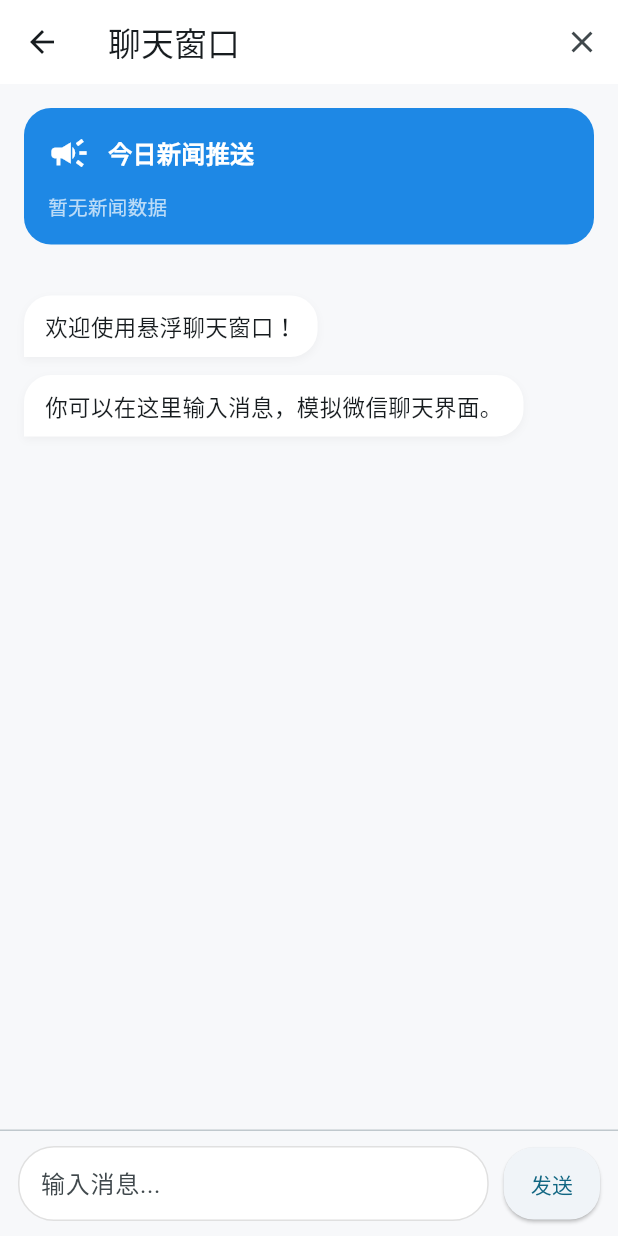
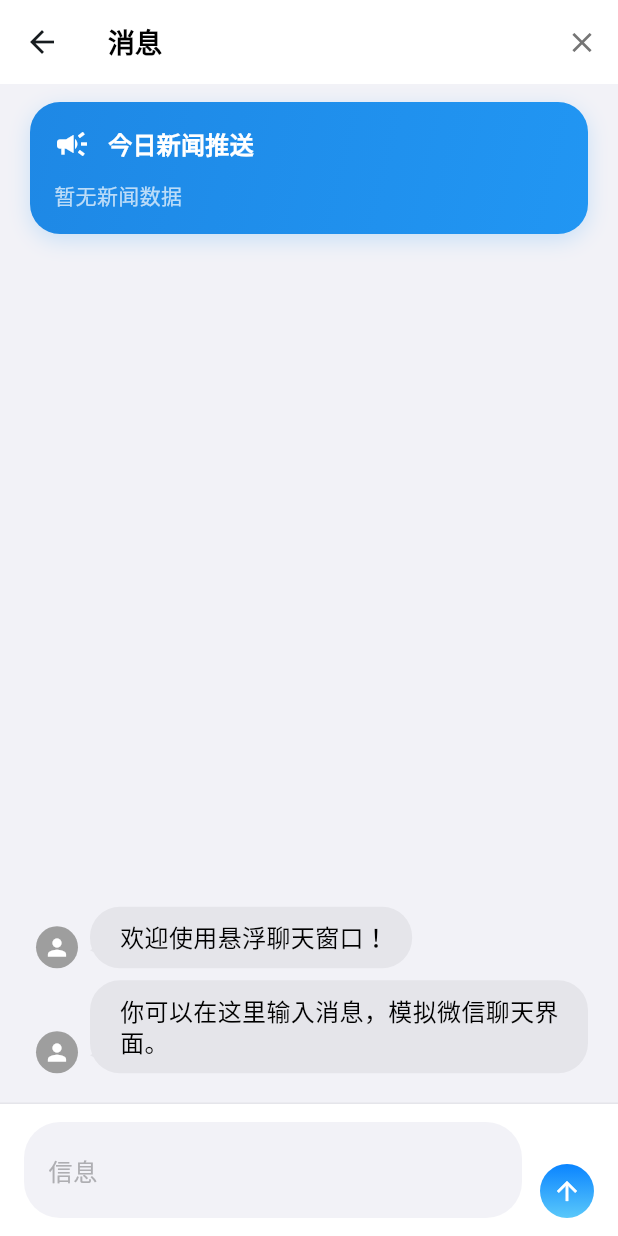
Before and after one commit to baiyideheimodao/news-chatbot, a Flutter app: the ChatPage screen opened directly, on a phone screen of 412 x 824 dp. Run offline on Flutter 3.47's test engine with Material 3 defaults, Android fonts, the phone set to English and light mode, and no system bars; missing offline and left inert: window_manager; network calls fail; statements that could not run were skipped.

```diff
--- a/lib/main.dart
+++ b/lib/main.dart
@@ -357,7 +357,7 @@ class _ChatPageState extends State<ChatPage> {
 
   void _scrollToBottom() {
     if (_scrollController.hasClients) {
-      _scrollController.jumpTo(_scrollController.position.maxScrollExtent);
+      _scrollController.jumpTo(_scrollController.position.minScrollExtent);
     }
   }
 
@@ -590,16 +590,36 @@ class _ChatPageState extends State<ChatPage> {
 
   @override
   Widget build(BuildContext context) {
-    return Scaffold(
-      backgroundColor: const Color(0xFFF7F8FA),
+    return GestureDetector(
+      onPanStart: (_) => windowManager.startDragging(),
+      child: Scaffold(
+        backgroundColor: const Color(0xFFF2F2F7),
         appBar: AppBar(
           elevation: 0,
           backgroundColor: Colors.white,
-        title: const Text('聊天窗口'),
+          title: GestureDetector(
+            onPanStart: (_) => windowManager.startDragging(),
+            onDoubleTap: () async {
+              if (await windowManager.isMaximized()) {
+                await windowManager.unmaximize();
+              } else {
+                await windowManager.maximize();
+              }
+            },
+            child: const Text(
+              '消息',
+              style: TextStyle(
+                fontSize: 18,
+                fontWeight: FontWeight.w600,
+                color: Colors.black,
+              ),
+            ),
+          ),
           actions: [
             IconButton(
-            icon: const Icon(Icons.close),
+              icon: const Icon(Icons.close, size: 22),
               onPressed: _closeChat,
+              color: Colors.grey[600],
             ),
           ],
         ),
@@ -609,13 +629,14 @@ class _ChatPageState extends State<ChatPage> {
           Expanded(
             child: ListView.builder(
               controller: _scrollController,
-              padding: const EdgeInsets.symmetric(horizontal: 16, vertical: 12),
+              reverse: true,
+              padding: const EdgeInsets.symmetric(horizontal: 20, vertical: 16),
               itemCount: _messages.length,
               itemBuilder: (context, index) {
-                final ChatMessage msg = _messages[index];
-                final ChatMessage? prevMsg = index > 0 ? _messages[index - 1] : null;
+                final int actualIndex = _messages.length - 1 - index;
+                final ChatMessage msg = _messages[actualIndex];
+                final ChatMessage? prevMsg = actualIndex > 0 ? _messages[actualIndex - 1] : null;
 
-                // 判断是否需要显示时间分隔符（时间超过5分钟）
                 final bool showTimeSeparator = prevMsg != null &&
                     msg.timestamp.difference(prevMsg.timestamp).inMinutes >= 5;
 
@@ -623,12 +644,13 @@ class _ChatPageState extends State<ChatPage> {
                   children: [
                     if (showTimeSeparator)
                       Padding(
-                        padding: const EdgeInsets.symmetric(vertical: 12),
+                        padding: const EdgeInsets.symmetric(vertical: 16),
                         child: Text(
                           _formatTime(msg.timestamp),
                           style: TextStyle(
-                            fontSize: 12,
+                            fontSize: 13,
                             color: Colors.grey[600],
+                            fontWeight: FontWeight.w400,
                           ),
                         ),
                       ),
@@ -641,48 +663,70 @@ class _ChatPageState extends State<ChatPage> {
               },
             ),
           ),
-          const Divider(height: 1),
+          const Divider(height: 0.5, color: Color(0xFFE5E5EA)),
           SafeArea(
             top: false,
-            child: Padding(
-              padding: const EdgeInsets.symmetric(horizontal: 12, vertical: 10),
+            child: Container(
+              color: Colors.white,
+              padding: const EdgeInsets.symmetric(horizontal: 16, vertical: 12),
               child: Row(
+                crossAxisAlignment: CrossAxisAlignment.end,
                 children: [
                   Expanded(
                     child: Container(
                       decoration: BoxDecoration(
-                        color: Colors.white,
+                        color: const Color(0xFFF2F2F7),
                         borderRadius: BorderRadius.circular(24),
-                        border: Border.all(color: Colors.grey.shade300),
                       ),
-                      padding: const EdgeInsets.symmetric(horizontal: 14),
+                      padding: const EdgeInsets.symmetric(horizontal: 16, vertical: 8),
                       child: TextField(
                         controller: _controller,
                         decoration: const InputDecoration(
-                          hintText: '输入消息...',
+                          hintText: '信息',
+                          hintStyle: TextStyle(
+                            fontSize: 16,
+                            color: Color(0xFFAEAEB2),
+                          ),
                           border: InputBorder.none,
+                          contentPadding: EdgeInsets.zero,
+                        ),
+                        style: const TextStyle(
+                          fontSize: 16,
+                          color: Colors.black,
                         ),
                         minLines: 1,
-                        maxLines: 4,
+                        maxLines: 6,
+                        textCapitalization: TextCapitalization.sentences,
                       ),
                     ),
                   ),
-                  const SizedBox(width: 10),
-                  ElevatedButton(
-                    style: ElevatedButton.styleFrom(
-                      shape: RoundedRectangleBorder(
-                        borderRadius: BorderRadius.circular(20),
+                  const SizedBox(width: 12),
+                  GestureDetector(
+                    onTap: _sendMessage,
+                    child: Container(
+                      width: 36,
+                      height: 36,
+                      decoration: BoxDecoration(
+                        gradient: const LinearGradient(
+                          colors: [Color(0xFF0A84FF), Color(0xFF5AC8FA)],
+                          begin: Alignment.topCenter,
+                          end: Alignment.bottomCenter,
                         ),
-                      padding: const EdgeInsets.symmetric(horizontal: 18, vertical: 14),
+                        borderRadius: BorderRadius.circular(18),
                       ),
-                    onPressed: _sendMessage,
-                    child: const Text('发送'),
+                      child: const Icon(
+                        Icons.arrow_upward,
+                        color: Colors.white,
+                        size: 20,
+                      ),
+                    ),
                   ),
                 ],
               ),
             ),
           )
         ],
+      ),
       ),
     );
   }
@@ -696,22 +740,38 @@ class NewsPushBanner extends StatelessWidget {
   @override
   Widget build(BuildContext context) {
     return Container(
-      margin: const EdgeInsets.all(16),
+      margin: const EdgeInsets.symmetric(horizontal: 20, vertical: 12),
       padding: const EdgeInsets.all(16),
       decoration: BoxDecoration(
-        color: Colors.blue.shade600,
-        borderRadius: BorderRadius.circular(18),
+        gradient: LinearGradient(
+          colors: [Colors.blue.shade600, Colors.blue.shade500],
+          begin: Alignment.topLeft,
+          end: Alignment.bottomRight,
+        ),
+        borderRadius: BorderRadius.circular(20),
+        boxShadow: [
+          BoxShadow(
+            color: Colors.blue.withOpacity(0.2),
+            blurRadius: 12,
+            offset: const Offset(0, 4),
+          ),
+        ],
       ),
       child: Column(
         crossAxisAlignment: CrossAxisAlignment.start,
         children: [
           Row(
             children: const [
-              Icon(Icons.campaign, color: Colors.white, size: 28),
+              Icon(Icons.campaign, color: Colors.white, size: 24),
               SizedBox(width: 12),
               Text(
                 '今日新闻推送',
-                style: TextStyle(color: Colors.white, fontWeight: FontWeight.bold, fontSize: 16),
+                style: TextStyle(
+                  color: Colors.white,
+                  fontWeight: FontWeight.w600,
+                  fontSize: 16,
+                  letterSpacing: 0.2,
+                ),
               ),
             ],
           ),
@@ -719,22 +779,37 @@ class NewsPushBanner extends StatelessWidget {
           if (news.isEmpty)
             const Text(
               '暂无新闻数据',
-              style: TextStyle(color: Colors.white70, fontSize: 13),
+              style: TextStyle(
+                color: Colors.white70,
+                fontSize: 14,
+                fontWeight: FontWeight.w400,
+              ),
             )
           else
             ...news.map((item) => Padding(
-              padding: const EdgeInsets.only(bottom: 8),
+              padding: const EdgeInsets.only(bottom: 10),
               child: Column(
                 crossAxisAlignment: CrossAxisAlignment.start,
                 children: [
                   Text(
                     item.title,
-                    style: const TextStyle(color: Colors.white, fontWeight: FontWeight.bold, fontSize: 14),
+                    style: const TextStyle(
+                      color: Colors.white,
+                      fontWeight: FontWeight.w600,
+                      fontSize: 14,
+                      height: 1.4,
+                    ),
                   ),
                   const SizedBox(height: 4),
                   Text(
                     item.content,
-                    style: const TextStyle(color: Colors.white70, fontSize: 12),
+                    style: TextStyle(
+                      color: Colors.white.withOpacity(0.8),
+                      fontSize: 13,
+                      height: 1.4,
+                    ),
+                    maxLines: 2,
+                    overflow: TextOverflow.ellipsis,
                   ),
                 ],
               ),
@@ -752,48 +827,121 @@ class ChatBubble extends StatelessWidget {
 
   @override
   Widget build(BuildContext context) {
-    final Color bubbleColor = message.isMine ? const Color(0xFFDCF8C6) : Colors.white;
-    final BorderRadius radius = message.isMine
-        ? const BorderRadius.only(
-            topLeft: Radius.circular(18),
-            topRight: Radius.circular(18),
-            bottomLeft: Radius.circular(18),
-          )
-        : const BorderRadius.only(
-            topLeft: Radius.circular(18),
-            topRight: Radius.circular(18),
-            bottomRight: Radius.circular(18),
-          );
-
     return Container(
-      margin: const EdgeInsets.symmetric(vertical: 6),
+      margin: const EdgeInsets.symmetric(vertical: 4),
       child: Row(
+        crossAxisAlignment: CrossAxisAlignment.end,
         mainAxisAlignment: message.isMine ? MainAxisAlignment.end : MainAxisAlignment.start,
         children: [
+          if (!message.isMine) ...[
+            const SizedBox(width: 4),
+            Container(
+              width: 28,
+              height: 28,
+              decoration: const BoxDecoration(
+                shape: BoxShape.circle,
+                color: Colors.grey,
+              ),
+              child: const Icon(
+                Icons.person,
+                size: 18,
+                color: Colors.white,
+              ),
+            ),
+            const SizedBox(width: 8),
+          ],
           Flexible(
+            child: CustomPaint(
+              painter: message.isMine
+                  ? SentMessageBubblePainter()
+                  : ReceivedMessageBubblePainter(),
               child: Container(
-              padding: const EdgeInsets.symmetric(horizontal: 14, vertical: 10),
+                padding: EdgeInsets.only(
+                  left: message.isMine ? 16 : 20,
+                  right: message.isMine ? 20 : 16,
+                  top: 10,
+                  bottom: 10,
+                ),
                 decoration: BoxDecoration(
-                color: bubbleColor,
-                borderRadius: radius,
-                boxShadow: [
-                  BoxShadow(
-                    color: Colors.black.withOpacity(0.04),
-                    blurRadius: 4,
-                    offset: const Offset(0, 2),
-                  ),
-                ],
+                  borderRadius: BorderRadius.circular(20),
+                  gradient: message.isMine
+                      ? const LinearGradient(
+                          colors: [Color(0xFF0A84FF), Color(0xFF5AC8FA)],
+                          begin: Alignment.topCenter,
+                          end: Alignment.bottomCenter,
+                        )
+                      : null,
+                  color: message.isMine ? null : const Color(0xFFE5E5EA),
                 ),
                 child: Text(
                   message.text,
-                style: const TextStyle(fontSize: 15, height: 1.4),
+                  style: TextStyle(
+                    fontSize: 16,
+                    height: 1.3,
+                    color: message.isMine ? Colors.white : Colors.black,
+                    fontWeight: FontWeight.w400,
                   ),
                 ),
               ),
+            ),
+          ),
+          if (message.isMine) ...[
+            const SizedBox(width: 8),
+            Container(
+              width: 28,
+              height: 28,
+              decoration: BoxDecoration(
+                shape: BoxShape.circle,
+                color: Colors.blue[300],
+              ),
+              child: const Icon(
+                Icons.person,
+                size: 18,
+                color: Colors.white,
+              ),
+            ),
+            const SizedBox(width: 4),
+          ],
         ],
       ),
     );
   }
+}
+
+class SentMessageBubblePainter extends CustomPainter {
+  @override
+  void paint(Canvas canvas, Size size) {
+    final paint = Paint()..color = const Color(0xFF0A84FF);
+    final path = Path();
+
+    path.moveTo(size.width - 8, size.height - 16);
+    path.lineTo(size.width, size.height - 12);
+    path.lineTo(size.width - 8, size.height - 8);
+    path.close();
+
+    canvas.drawPath(path, paint);
+  }
+
+  @override
+  bool shouldRepaint(CustomPainter oldDelegate) => false;
+}
+
+class ReceivedMessageBubblePainter extends CustomPainter {
+  @override
+  void paint(Canvas canvas, Size size) {
+    final paint = Paint()..color = const Color(0xFFE5E5EA);
+    final path = Path();
+
+    path.moveTo(8, size.height - 16);
+    path.lineTo(0, size.height - 12);
+    path.lineTo(8, size.height - 8);
+    path.close();
+
+    canvas.drawPath(path, paint);
+  }
+
+  @override
+  bool shouldRepaint(CustomPainter oldDelegate) => false;
 }
 
 class NewsMessageBubble extends StatelessWidget {
@@ -804,16 +952,36 @@ class NewsMessageBubble extends StatelessWidget {
   @override
   Widget build(BuildContext context) {
     return Container(
-      margin: const EdgeInsets.symmetric(vertical: 8),
-      padding: const EdgeInsets.all(14),
+      margin: const EdgeInsets.symmetric(vertical: 6),
+      child: Row(
+        crossAxisAlignment: CrossAxisAlignment.end,
+        mainAxisAlignment: MainAxisAlignment.start,
+        children: [
+          const SizedBox(width: 4),
+          Container(
+            width: 28,
+            height: 28,
+            decoration: const BoxDecoration(
+              shape: BoxShape.circle,
+              color: Colors.orange,
+            ),
+            child: const Icon(
+              Icons.article,
+              size: 16,
+              color: Colors.white,
+            ),
+          ),
+          const SizedBox(width: 8),
+          Flexible(
+            child: Container(
+              padding: const EdgeInsets.all(16),
               decoration: BoxDecoration(
-        color: Colors.blue.shade50,
-        borderRadius: BorderRadius.circular(12),
-        border: Border.all(color: Colors.blue.shade200),
+                color: Colors.white,
+                borderRadius: BorderRadius.circular(20),
                 boxShadow: [
                   BoxShadow(
-            color: Colors.black.withOpacity(0.03),
-            blurRadius: 4,
+                    color: Colors.black.withOpacity(0.05),
+                    blurRadius: 8,
                     offset: const Offset(0, 2),
                   ),
                 ],
@@ -823,18 +991,16 @@ class NewsMessageBubble extends StatelessWidget {
                 children: [
                   Row(
                     children: [
-              Icon(Icons.campaign, color: Colors.blue.shade600, size: 18),
+                      Icon(Icons.campaign, color: Colors.blue[600], size: 18),
                       const SizedBox(width: 8),
                       Expanded(
                         child: Text(
                           message.newsTitle ?? '新闻推送',
                           style: TextStyle(
-                    fontSize: 14,
-                    fontWeight: FontWeight.bold,
-                    color: Colors.blue.shade700,
+                            fontSize: 15,
+                            fontWeight: FontWeight.w600,
+                            color: Colors.blue[700],
                           ),
-                  maxLines: 2,
-                  overflow: TextOverflow.ellipsis,
                         ),
                       ),
                     ],
@@ -843,12 +1009,14 @@ class NewsMessageBubble extends StatelessWidget {
                   Text(
                     message.newsContent ?? '',
                     style: TextStyle(
-              fontSize: 13,
-              color: Colors.grey.shade700,
-              height: 1.5,
+                      fontSize: 14,
+                      color: Colors.grey[800],
+                      height: 1.4,
                     ),
-            maxLines: 3,
-            overflow: TextOverflow.ellipsis,
+                  ),
+                ],
+              ),
+            ),
           ),
         ],
       ),
```
Also changed, not shown: pubspec.yaml (+10 -1 lines), assets/images/redboy.png, 3 other files. Lines whose indentation alone changed are shown as unchanged.
